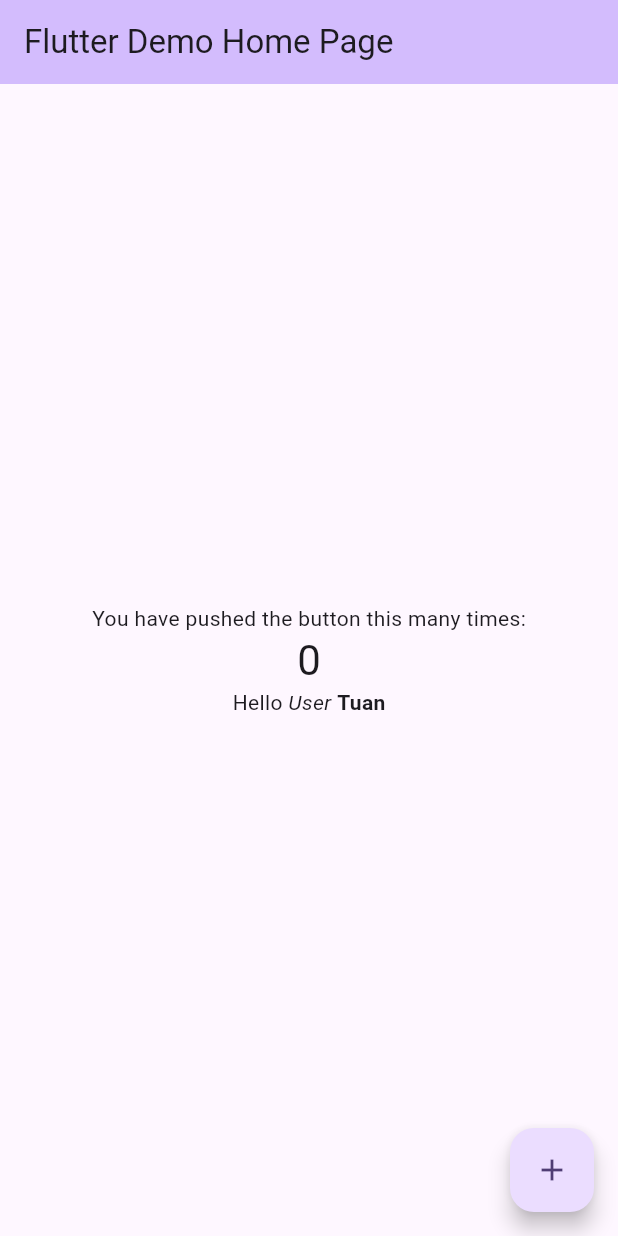
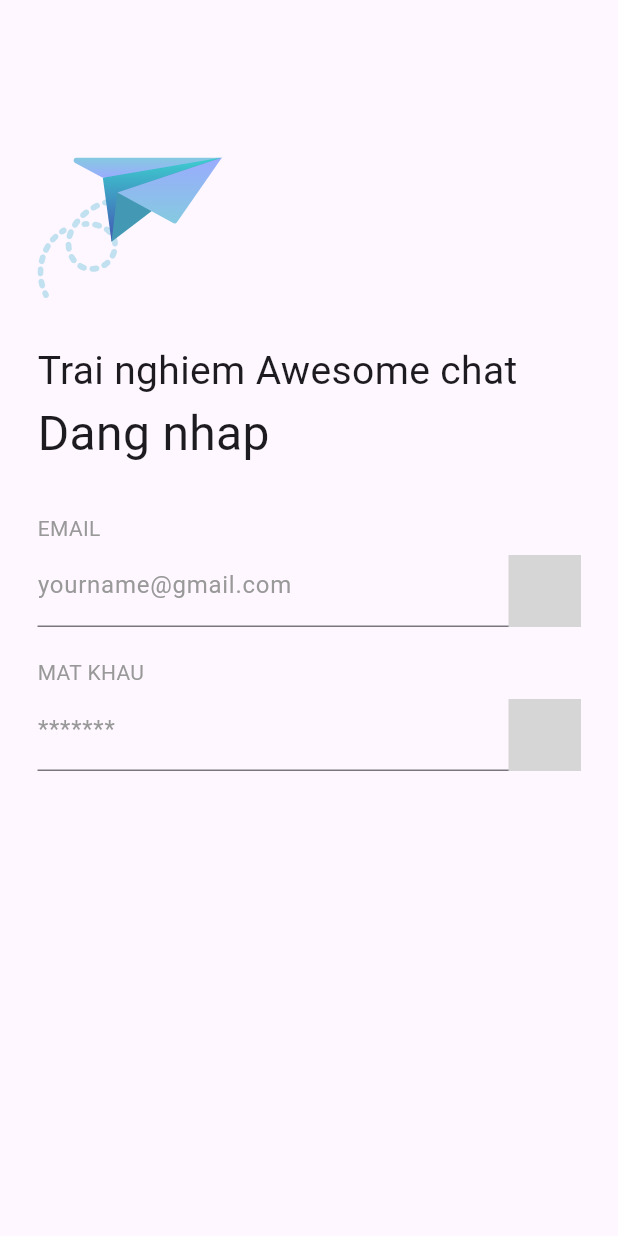
Before and after one commit to TuanNA-kt/hello_world, a Flutter app: the screen it shows after launch, on a phone screen of 412 x 824 dp. Run offline on Flutter 3.47's test engine with Material 3 defaults, Android fonts, the phone set to English and light mode, and no system bars; our stand-ins replace flutter_svg; grey boxes are pictures that could not be loaded.

```diff
--- /dev/null
+++ b/lib/common/app_colors.dart
@@ -0,0 +1,7 @@
+import 'dart:ui';
+
+class AppColors {
+  static const Color primaryBlue = Color(0xFF4356B4);
+  static const Color gray = Color(0xFF999999);
+
+}
--- /dev/null
+++ b/lib/common/widgets/custom_text_field.dart
@@ -0,0 +1,44 @@
+import 'package:flutter/material.dart';
+import 'package:flutter_svg/svg.dart';
+import '../app_colors.dart';
+
+enum TextFieldType { name, mail, password }
+
+class CustomTextField extends StatelessWidget {
+  final String label;
+  final String hint;
+  final String iconPath;
+  final TextFieldType type;
+
+  const CustomTextField({
+    super.key,
+    required this.label,
+    required this.hint,
+    required this.iconPath,
+    required this.type,
+  });
+
+  @override
+  Widget build(BuildContext context) {
+    return Column(
+      crossAxisAlignment: CrossAxisAlignment.start,
+      children: [
+        Text(
+          label.toUpperCase(),
+          style: const TextStyle(color: AppColors.gray),
+        ),
+        const SizedBox(height: 8),
+        TextFormField(
+          obscureText: _isPasswordForm(),
+          decoration: InputDecoration(
+            hintText: hint,
+            hintStyle: const TextStyle(color: AppColors.gray),
+            suffixIcon: SvgPicture.asset(iconPath, width: 16, height: 16),
+          ),
+        ),
+      ],
+    );
+  }
+
+  bool _isPasswordForm() => type == TextFieldType.password;
+}
--- /dev/null
+++ b/lib/common/widgets/primary_button.dart
@@ -0,0 +1,32 @@
+import 'package:flutter/material.dart';
+
+import '../app_colors.dart';
+
+class PrimaryButton extends StatelessWidget {
+  final String text;
+  final VoidCallback onPressed;
+
+  const PrimaryButton({super.key, required this.text, required this.onPressed});
+
+  @override
+  Widget build(BuildContext context) {
+    return SizedBox(
+      width: double.infinity,
+      height: 52,
+      child: ElevatedButton(
+        onPressed: onPressed,
+        style: ElevatedButton.styleFrom(
+          backgroundColor: AppColors.primaryBlue,
+          shape: RoundedRectangleBorder(
+            borderRadius: BorderRadius.circular(25),
+          ),
+          elevation: 0,
+        ),
+        child: Text(
+          text.toUpperCase(),
+          style: TextStyle(color: Colors.white, fontSize: 16),
+        ),
+      ),
+    );
+  }
+}
--- a/lib/main.dart
+++ b/lib/main.dart
@@ -1,4 +1,5 @@
 import 'package:flutter/material.dart';
+import 'modules/auth/login_screen.dart';
 
 void main() {
   runApp(const MyApp());
@@ -13,145 +14,9 @@ class MyApp extends StatelessWidget {
     return MaterialApp(
       title: 'Flutter Demo',
       theme: ThemeData(
-        // This is the theme of your application.
-        //
-        // TRY THIS: Try running your application with "flutter run". You'll see
-        // the application has a purple toolbar. Then, without quitting the app,
-        // try changing the seedColor in the colorScheme below to Colors.green
-        // and then invoke "hot reload" (save your changes or press the "hot
-        // reload" button in a Flutter-supported IDE, or press "r" if you used
-        // the command line to start the app).
-        //
-        // Notice that the counter didn't reset back to zero; the application
-        // state is not lost during the reload. To reset the state, use hot
-        // restart instead.
-        //
-        // This works for code too, not just values: Most code changes can be
-        // tested with just a hot reload.
         colorScheme: .fromSeed(seedColor: Colors.deepPurple),
       ),
-      home: const MyHomePage(title: 'Flutter Demo Home Page'),
+      home: LoginScreen()
     );
   }
 }
-
-
-class MyHomePage extends StatefulWidget {
-  const MyHomePage({super.key, required this.title});
-
-  // This widget is the home page of your application. It is stateful, meaning
-  // that it has a State object (defined below) that contains fields that affect
-  // how it looks.
-
-  // This class is the configuration for the state. It holds the values (in this
-  // case the title) provided by the parent (in this case the App widget) and
-  // used by the build method of the State. Fields in a Widget subclass are
-  // always marked "final".
-
-  final String title;
-
-  @override
-  State<MyHomePage> createState() => _MyHomePageState();
-}
-
-class _MyHomePageState extends State<MyHomePage> {
-  int _counter = 0;
-
-  void _incrementCounter() {
-    setState(() {
-      // This call to setState tells the Flutter framework that something has
-      // changed in this State, which causes it to rerun the build method below
-      // so that the display can reflect the updated values. If we changed
-      // _counter without calling setState(), then the build method would not be
-      // called again, and so nothing would appear to happen.
-      _counter++;
-    });
-  }
-
-  @override
-  Widget build(BuildContext context) {
-    // This method is rerun every time setState is called, for instance as done
-    // by the _incrementCounter method above.
-    //
-    // The Flutter framework has been optimized to make rerunning build methods
-    // fast, so that you can just rebuild anything that needs updating rather
-    // than having to individually change instances of widgets.
-    return Scaffold(
-      appBar: AppBar(
-        // TRY THIS: Try changing the color here to a specific color (to
-        // Colors.amber, perhaps?) and trigger a hot reload to see the AppBar
-        // change color while the other colors stay the same.
-        backgroundColor: Theme
-            .of(context)
-            .colorScheme
-            .inversePrimary,
-        // Here we take the value from the MyHomePage object that was created by
-        // the App.build method, and use it to set our appbar title.
-        title: Text(widget.title),
-      ),
-      body: Center(
-        // Center is a layout widget. It takes a single child and positions it
-        // in the middle of the parent.
-        child: Column(
-          // Column is also a layout widget. It takes a list of children and
-          // arranges them vertically. By default, it sizes itself to fit its
-          // children horizontally, and tries to be as tall as its parent.
-          //
-          // Column has various properties to control how it sizes itself and
-          // how it positions its children. Here we use mainAxisAlignment to
-          // center the children vertically; the main axis here is the vertical
-          // axis because Columns are vertical (the cross axis would be
-          // horizontal).
-          //
-          // TRY THIS: Invoke "debug painting" (choose the "Toggle Debug Paint"
-          // action in the IDE, or press "p" in the console), to see the
-          // wireframe for each widget.
-          mainAxisAlignment: .center,
-          children: [
-            const Text('You have pushed the button this many times:'),
-            Text(
-              '$_counter',
-              style: Theme
-                  .of(context)
-                  .textTheme
-                  .headlineMedium,
-            ),
-            Text.rich(
-              TextSpan(
-                text: 'Hello',
-                children: [
-                  TextSpan(
-                    text: ' User ',
-                    style: TextStyle(fontStyle: FontStyle.italic),
-                  ),
-                  TextSpan(
-                    text: 'Tuan',
-                    style: TextStyle(fontWeight: FontWeight.bold),
-                  ),
-                ],
-              ),
-            ),
-          ],
-        ),
-      ),
-      floatingActionButton: FloatingActionButton(
-        onPressed: () {
-          _incrementCounter();
-          showModalBottomSheet(
-            context: context,
-            builder: (context) =>
-                Text(
-                  'This is a bottom sheet modal',
-                  style: TextStyle(
-                      color: Colors.yellow,
-                      fontSize: 12),
-                ),
-            backgroundColor: Colors.blue,
-          );
-        },
-        tooltip: 'Increment',
-        child: const Icon(Icons.add),
-      ),
-    );
-  }
-}
--- /dev/null
+++ b/lib/modules/auth/login_screen.dart
@@ -0,0 +1,37 @@
+import 'package:flutter/material.dart';
+import 'package:flutter_svg/flutter_svg.dart';
+import 'package:hello_world/common/widgets/custom_text_field.dart';
+
+class LoginScreen extends StatelessWidget {
+  @override
+  Widget build(BuildContext context) {
+    return Scaffold(
+      body: SafeArea(
+        child: SingleChildScrollView(
+          padding: const EdgeInsets.all(25),
+          child: Column(
+            crossAxisAlignment: CrossAxisAlignment.start,
+            children: [
+              const SizedBox(height: 80),
+              SvgPicture.asset('assets/images/ic_mail_paper_plane.svg'),
+              Text('Trai nghiem Awesome chat', style: TextStyle(fontSize: 26)),
+              Text('Dang nhap', style: TextStyle(fontSize: 32)),
+              SizedBox(height: 30),
+              CustomTextField(key: UniqueKey(),
+                hint: 'yourname@gmail.com',
+                iconPath: 'assets/images/facebook.svg',
+                label: 'EMAIL',
+                type: TextFieldType.mail),
+              SizedBox(height: 20),
+              CustomTextField(key: UniqueKey(),
+                  hint: '*******',
+                  iconPath: 'assets/images/facebook.svg',
+                  label: 'MAT KHAU',
+                  type: TextFieldType.password)
+            ],
+          ),
+        ),
+      ),
+    );
+  }
+}
```
Also changed, not shown: pubspec.yaml (+5 -2 lines), assets/fonts/Caros.otf (added), assets/images/ic_apple.svg (added), assets/images/ic_arrow_back.svg (added), assets/images/ic_facebook.svg (added), assets/images/ic_google.svg (added), assets/images/ic_mail_paper_plane.svg (added), pubspec.lock.
